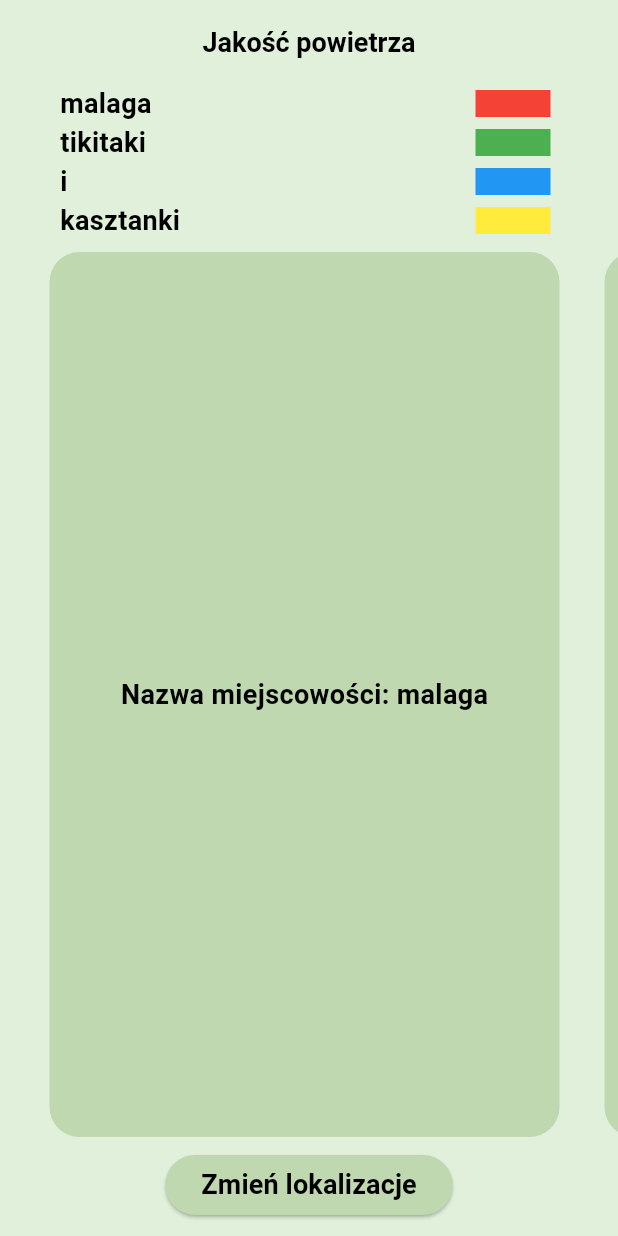
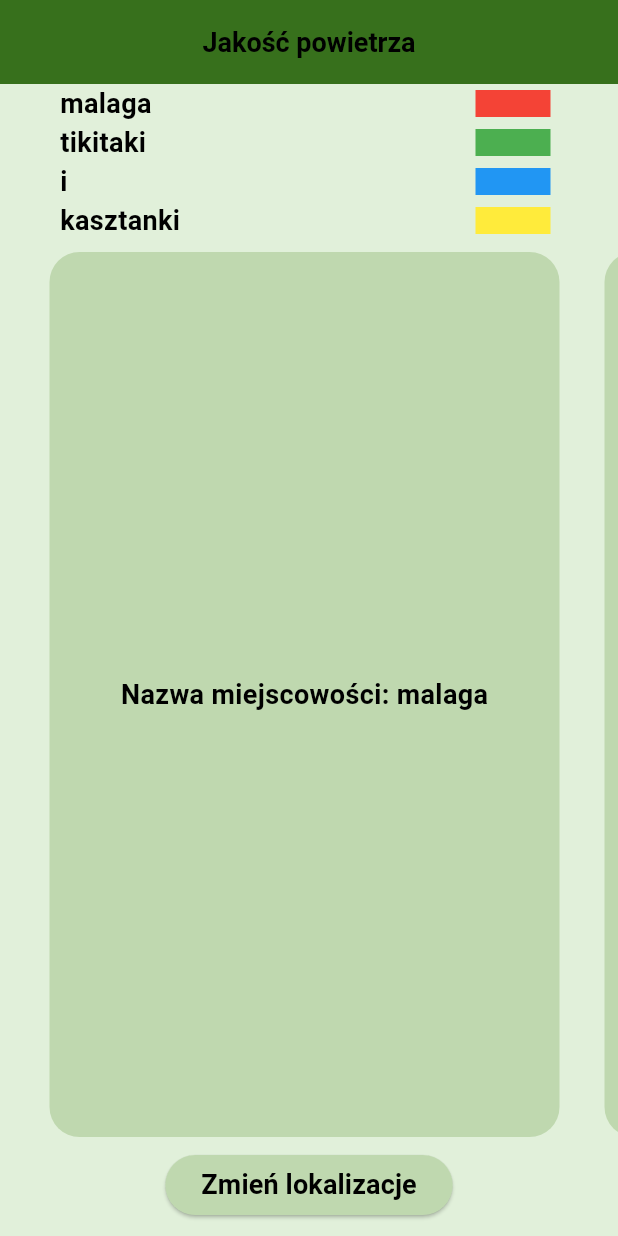
Before and after one commit to Jerzy-Raszka/Air-quality-app, a Flutter app: the screen it shows after launch, after a tap on "Zmień lokalizacje", on a phone screen of 412 x 824 dp. Run offline on Flutter 3.47's test engine with Material 3 defaults, Android fonts, the phone set to English and light mode, and no system bars; network calls fail.

Commit message:
Not_working_API

```diff
--- a/lib/main.dart
+++ b/lib/main.dart
@@ -1,6 +1,5 @@
 import 'package:flutter/material.dart';
 import 'package:jakosc_powietrza/pages/home.dart';
-import 'package:http/http.dart' as http;
 
 void main() {
   runApp(const MyApp());
--- /dev/null
+++ b/lib/models/main_data.dart
@@ -0,0 +1,124 @@
+import 'package:flutter/material.dart';
+import 'package:jakosc_powietrza/models/choosen_city.dart';
+import 'package:jakosc_powietrza/models/city_data.dart';
+import 'package:http/http.dart' as http;
+import 'dart:convert';
+
+Future<CityID> fetchCityID() async {
+  final response = await http
+      .get(Uri.parse('https://api.gios.gov.pl/pjp-api/rest/station/findAll'));
+  if (response.statusCode == 200) {
+    return CityID.fromJson(jsonDecode(response.body) as Map<String, dynamic>);
+  } else {
+    throw Exception('Failed to load album');
+  }
+}
+
+class MainData extends StatefulWidget {
+  const MainData({
+    super.key,
+  });
+
+  @override
+  State<MainData> createState() => _MainDataState();
+}
+
+class _MainDataState extends State<MainData> {
+  late Future<CityID> futureCityID;
+
+  @override
+  void initState() {
+    super.initState();
+    futureCityID = fetchCityID();
+  }
+
+  @override
+  Widget build(BuildContext context) {
+    return Column(
+      children: <Widget>[
+        const ChoosenCity(
+          boxColor: Colors.red,
+          cityName: 'malaga',
+        ),
+        const ChoosenCity(
+          boxColor: Colors.green,
+          cityName: 'tikitaki',
+        ),
+        const ChoosenCity(
+          boxColor: Colors.blue,
+          cityName: 'i',
+        ),
+        const ChoosenCity(
+          boxColor: Colors.yellow,
+          cityName: 'kasztanki',
+        ),
+        Expanded(
+          child: ListView(
+            scrollDirection: Axis.horizontal,
+            padding: const EdgeInsets.all(8),
+            children: const <Widget>[
+              SizedBox(
+                width: 10,
+              ),
+              CityData(
+                cityName: 'malaga',
+              ),
+              CityData(cityName: 'tikitaki'),
+              CityData(
+                cityName: 'i',
+              ),
+              CityData(
+                cityName: 'kasztanki',
+              ),
+            ],
+          ),
+        ),
+        ElevatedButton(
+          style: ElevatedButton.styleFrom(
+            backgroundColor: const Color.fromARGB(255, 191, 216, 175),
+          ),
+          child: const Text(
+            'Zmień lokalizacje',
+            style: TextStyle(
+                color: Colors.black, fontSize: 18, fontWeight: FontWeight.bold),
+          ),
+          onPressed: () {},
+        ),
+        const SizedBox(
+          height: 10,
+        )
+      ],
+    );
+  }
+}
+
+class CityID {
+  final int id;
+  final String stationName;
+  final double gegrLat;
+  final double gegrLon;
+
+  const CityID({
+    required this.id,
+    required this.stationName,
+    required this.gegrLat,
+    required this.gegrLon,
+  });
+
+  factory CityID.fromJson(Map<String, dynamic> json) {
+    return switch (json) {
+      {
+        'id': int id,
+        'stationName': String stationName,
+        'gegrLat': double gegrLat,
+        'gegrLon': double gegrLon,
+      } =>
+        CityID(
+            id: id,
+            stationName: stationName,
+            gegrLat: gegrLat,
+            gegrLon: gegrLon),
+      _ => throw const FormatException('Failed to load city list'),
+    };
+  }
+}
--- a/lib/pages/home.dart
+++ b/lib/pages/home.dart
@@ -1,6 +1,5 @@
 import 'package:flutter/material.dart';
-import 'package:jakosc_powietrza/models/choosen_city.dart';
-import 'package:jakosc_powietrza/models/city_data.dart';
+import 'package:jakosc_powietrza/models/main_data.dart';
 
 class HomePage extends StatelessWidget {
   const HomePage({super.key});
@@ -9,63 +8,7 @@ class HomePage extends StatelessWidget {
     return Scaffold(
         backgroundColor: const Color.fromARGB(255, 225, 240, 218),
         appBar: appBar(),
-        body: Column(
-          children: <Widget>[
-            const ChoosenCity(
-              boxColor: Colors.red,
-              cityName: 'malaga',
-            ),
-            const ChoosenCity(
-              boxColor: Colors.green,
-              cityName: 'tikitaki',
-            ),
-            const ChoosenCity(
-              boxColor: Colors.blue,
-              cityName: 'i',
-            ),
-            const ChoosenCity(
-              boxColor: Colors.yellow,
-              cityName: 'kasztanki',
-            ),
-            Expanded(
-              child: ListView(
-                scrollDirection: Axis.horizontal,
-                padding: const EdgeInsets.all(8),
-                children: const <Widget>[
-                  SizedBox(
-                    width: 10,
-                  ),
-                  CityData(
-                    cityName: 'malaga',
-                  ),
-                  CityData(cityName: 'tikitaki'),
-                  CityData(
-                    cityName: 'i',
-                  ),
-                  CityData(
-                    cityName: 'kasztanki',
-                  ),
-                ],
-              ),
-            ),
-            ElevatedButton(
-              style: ElevatedButton.styleFrom(
-                backgroundColor: const Color.fromARGB(255, 191, 216, 175),
-              ),
-              child: const Text(
-                'Zmień lokalizacje',
-                style: TextStyle(
-                    color: Colors.black,
-                    fontSize: 18,
-                    fontWeight: FontWeight.bold),
-              ),
-              onPressed: () {},
-            ),
-            const SizedBox(
-              height: 10,
-            )
-          ],
-        ));
+        body: const MainData());
   }
 
   AppBar appBar() {
@@ -75,7 +18,7 @@ class HomePage extends StatelessWidget {
         style: TextStyle(
             color: Colors.black, fontSize: 18, fontWeight: FontWeight.bold),
       ),
-      backgroundColor: const Color.fromARGB(255, 225, 240, 218),
+      backgroundColor: const Color.fromARGB(255, 55, 112, 28),
       elevation: 0.0,
       centerTitle: true,
     );
```
Also changed, not shown: lib/models/app_bar.dart (added), 1 other file.
